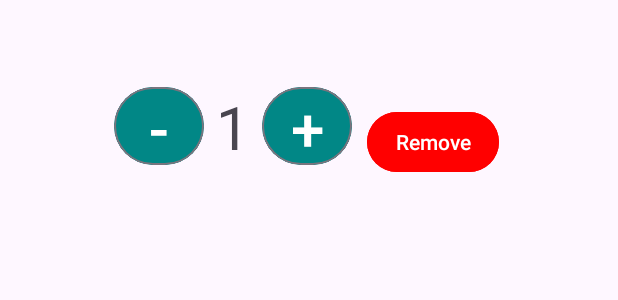
After one commit to DesanDinsanda/Pizza-Mania, an Android app: the layout cart_item_layout.xml on its own in the app's theme, with its tools: preview values and no code run, on a phone screen of 412 x 824 dp. The commit adds this screen. Shown: the top 300 px of the screen. Run offline under Robolectric (Android 15) with nearby library versions, the phone set to English and light mode, and no system bars.

Commit message:
menu and cart UI
completed menu and cart UIs

```diff
--- /dev/null
+++ b/app/src/main/res/layout/cart_item_layout.xml
@@ -0,0 +1,93 @@
+<?xml version="1.0" encoding="utf-8"?>
+<LinearLayout xmlns:android="http://schemas.android.com/apk/res/android"
+    android:layout_width="match_parent"
+    android:layout_height="match_parent"
+    android:orientation="horizontal"
+    android:padding="8dp"
+    xmlns:app="http://schemas.android.com/apk/res-auto">
+
+    <ImageView
+        android:layout_width="60dp"
+        android:layout_height="60dp"
+        android:id="@+id/cart_item_image"
+        android:layout_marginEnd="8dp"
+        android:scaleType="centerCrop"/>
+
+    <LinearLayout
+        android:layout_width="0dp"
+        android:layout_height="wrap_content"
+        android:layout_weight="1"
+        android:orientation="vertical">
+
+        <TextView
+            android:layout_width="wrap_content"
+            android:layout_height="wrap_content"
+            android:id="@+id/cart_item_name"
+            android:textSize="16sp"
+            android:textStyle="bold"/>
+
+        <TextView
+            android:layout_width="wrap_content"
+            android:layout_height="wrap_content"
+            android:id="@+id/cart_item_price"
+            android:textSize="14sp"/>
+
+        <LinearLayout
+            android:layout_width="wrap_content"
+            android:layout_height="wrap_content"
+            android:orientation="horizontal">
+
+            <Button
+                android:layout_width="60dp"
+                android:layout_height="60dp"
+                android:id="@+id/btn_decrease"
+                android:text="-"
+                android:textSize="40dp"
+                android:textColor="@android:color/white"
+                android:backgroundTint="@color/teal"
+                android:padding="0dp"
+                android:layout_gravity="center"
+                style="?attr/materialButtonOutlinedStyle"
+                android:clipToOutline="true"/>
+
+            <TextView
+                android:layout_width="wrap_content"
+                android:layout_height="wrap_content"
+                android:id="@+id/cart_item_quantity"
+                android:text="1"
+                android:textSize="40dp"
+                android:padding="8dp"/>
+
+            <Button
+                android:layout_width="60dp"
+                android:layout_height="60dp"
+                android:id="@+id/btn_increase"
+                android:text="+"
+                android:textSize="40dp"
+                android:textColor="@android:color/white"
+                android:backgroundTint="@color/teal"
+                android:padding="0dp"
+                android:layout_gravity="center"
+                style="?attr/materialButtonOutlinedStyle"
+                android:clipToOutline="true"/>
+
+            <Button
+                android:layout_width="wrap_content"
+                android:layout_height="wrap_content"
+                android:id="@+id/btn_remove"
+                android:text="Remove"
+                android:textColor="@android:color/white"
+                android:backgroundTint="@color/red"
+                android:paddingStart="16dp"
+                android:paddingEnd="16dp"
+                android:layout_marginStart="10dp"/>
+
+
+
+        </LinearLayout>
+
+
+    </LinearLayout>
+
+
+</LinearLayout>
--- a/app/src/main/res/values/colors.xml
+++ b/app/src/main/res/values/colors.xml
@@ -2,4 +2,11 @@
 <resources>
     <color name="black">#FF000000</color>
     <color name="white">#FFFFFFFF</color>
+    <color name="teal">#018786</color>
+    <color name="red">#FF0000</color>
+    <color name="ivory">#FFFFF0</color>
+    <color name="brown">#b2422d</color>
+    <color name="blue">#90D6FF</color>
+    <color name="lightYellow">#fef0e1</color>
+    <color name="orange">#FF9A00</color>
 </resources>
```
Also changed, not shown: app/src/main/res/layout/activity_cart.xml (added, +47 -0 lines), app/src/main/res/layout/activity_menu.xml (added, +107 -0 lines), app/src/main/res/layout/menu_item_layout.xml (added, +40 -0 lines), app/src/main/res/drawable/cart.png (added), 1 other file.
